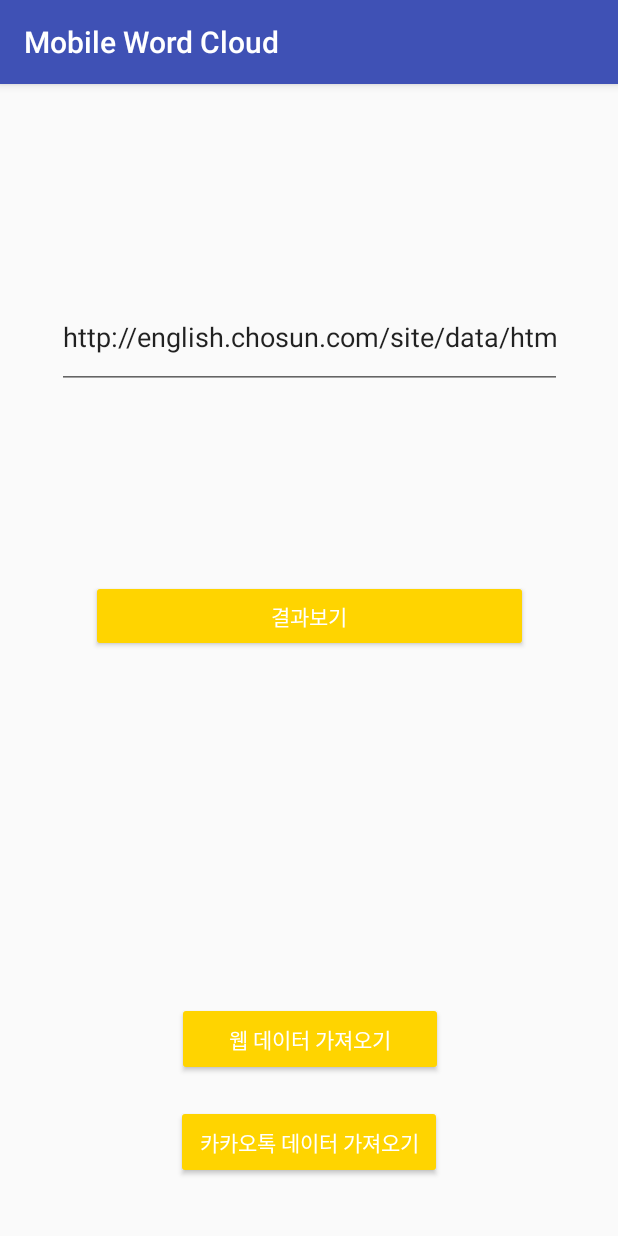
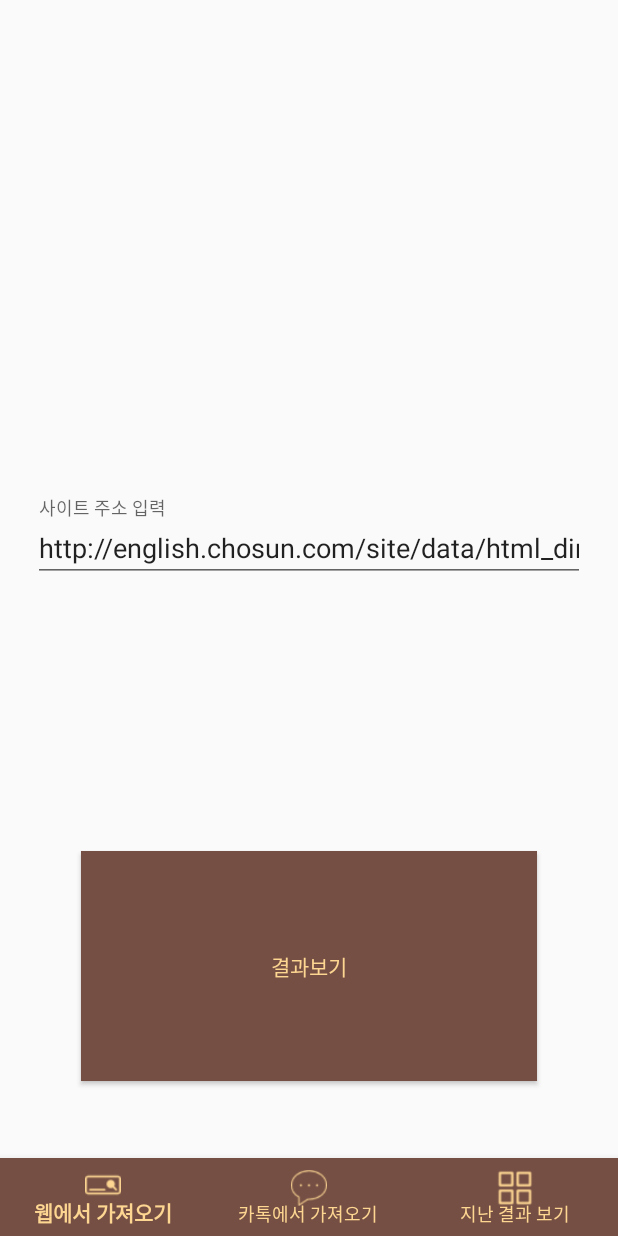
Before and after one commit to MinJaeSim/MobileWordCloud, an Android app: the fragment LoadWebFragment placed in its activity, on a phone screen of 412 x 824 dp. Run offline under Robolectric (Android 15) with nearby library versions, the phone set to English and light mode, and no system bars; libraries missing offline, so code that uses them is left out: com.stepstone.stepper.

Commit message:
디자인 수정

```diff
--- a/app/build.gradle
+++ b/app/build.gradle
@@ -26,6 +26,8 @@ dependencies {
 
     compile 'org.jsoup:jsoup:1.10.3'
 
+    compile 'com.stepstone.stepper:material-stepper:4.0.0'
+
     compile 'com.google.android.gms:play-services-drive:11.0.2'
 
     testCompile 'junit:junit:4.12'
--- a/app/src/main/AndroidManifest.xml
+++ b/app/src/main/AndroidManifest.xml
@@ -27,10 +27,6 @@
 
         <activity android:name=".View.DisplayActivity"/>
 
-        <activity android:name=".View.SplashActivity">
-
-        </activity>
-
         <meta-data
             android:name="com.google.android.gms.version"
             android:value="@integer/google_play_services_version" />
--- a/app/src/main/java/com/example/simminje/mobilewordcloud/Model/WordCloud.java
+++ /dev/null
@@ -1,5 +0,0 @@
-package com.example.simminje.mobilewordcloud.Model;
-
-public class WordCloud {
-
-}
--- a/app/src/main/java/com/example/simminje/mobilewordcloud/View/LoadWebFragment.java
+++ b/app/src/main/java/com/example/simminje/mobilewordcloud/View/LoadWebFragment.java
@@ -6,18 +6,20 @@ import android.content.res.AssetManager;
 import android.os.Bundle;
 import android.support.annotation.Nullable;
 import android.support.design.widget.Snackbar;
+import android.support.design.widget.TextInputEditText;
 import android.support.v4.app.Fragment;
+import android.support.v4.app.FragmentManager;
 import android.view.LayoutInflater;
 import android.view.View;
 import android.view.ViewGroup;
 import android.widget.Button;
-import android.widget.EditText;
 import android.widget.ProgressBar;
 
 import com.example.simminje.mobilewordcloud.Model.Analysis;
 import com.example.simminje.mobilewordcloud.Model.CrawlingData;
 import com.example.simminje.mobilewordcloud.Model.OnDataCrawlingListener;
 import com.example.simminje.mobilewordcloud.R;
+import com.stepstone.stepper.StepperLayout;
 
 import org.jsoup.select.Elements;
 
@@ -43,7 +45,7 @@ public class LoadWebFragment extends Fragment {
             public void onClick(View v) {
                 showProgressBar();
 
-                EditText ed = (EditText) view.findViewById(R.id.url_input);
+                TextInputEditText ed = (TextInputEditText) view.findViewById(R.id.textInput);
                 String url = ed.getText().toString();
 
                 String urlCheck = "^(https?):\\/\\/([^:\\/\\s]+)(:([^\\/]*))?((\\/[^\\s/\\/]+)*)?\\/?([^#\\s\\?]*)(\\?([^#\\s]*))?(#(\\w*))?$";
--- a/app/src/main/java/com/example/simminje/mobilewordcloud/View/MainActivity.java
+++ b/app/src/main/java/com/example/simminje/mobilewordcloud/View/MainActivity.java
@@ -2,10 +2,13 @@ package com.example.simminje.mobilewordcloud.View;
 
 import android.content.DialogInterface;
 import android.os.Bundle;
+import android.support.annotation.NonNull;
+import android.support.design.widget.BottomNavigationView;
 import android.support.v4.app.Fragment;
 import android.support.v4.app.FragmentManager;
 import android.support.v7.app.AlertDialog;
 import android.support.v7.app.AppCompatActivity;
+import android.view.MenuItem;
 import android.view.View;
 import android.widget.Button;
 
@@ -28,21 +31,23 @@ public class MainActivity extends AppCompatActivity {
             fm.beginTransaction().add(R.id.fragment_container, fragment).commit();
         }
 
-        Button loadFromWebButton = (Button) findViewById(R.id.load_from_web_button);
-        loadFromWebButton.setOnClickListener(new View.OnClickListener() {
+        BottomNavigationView bottomNavigation = (BottomNavigationView) findViewById(R.id.bottomNavigation);
+        bottomNavigation.setOnNavigationItemSelectedListener(new BottomNavigationView.OnNavigationItemSelectedListener() {
             @Override
-            public void onClick(View v) {
-                Fragment LoadFromWebFragment = new LoadWebFragment();
-                fm.beginTransaction().replace(R.id.fragment_container, LoadFromWebFragment).commit();
-            }
-        });
-
-        Button loadFromKaKaoButton = (Button) findViewById(R.id.load_from_kakao_button);
-        loadFromKaKaoButton.setOnClickListener(new View.OnClickListener() {
-            @Override
-            public void onClick(View v) {
-                Fragment LoadFromKakaoFragment = new LoadKakaoFragment();
-                fm.beginTransaction().replace(R.id.fragment_container, LoadFromKakaoFragment).commit();
+            public boolean onNavigationItemSelected(@NonNull MenuItem item) {
+                switch (item.getItemId()) {
+                    case R.id.action_kakao:
+                        Fragment LoadFromKakaoFragment = new LoadKakaoFragment();
+                        fm.beginTransaction().replace(R.id.fragment_container, LoadFromKakaoFragment).commit();
+                        return true;
+                    case R.id.action_web:
+                        Fragment LoadFromWebFragment = new LoadWebFragment();
+                        fm.beginTransaction().replace(R.id.fragment_container, LoadFromWebFragment).commit();
+                        return true;
+                    case R.id.action_review:
+                        return true;
+                }
+                return false;
             }
         });
     }
--- a/app/src/main/res/layout/activity_main.xml
+++ b/app/src/main/res/layout/activity_main.xml
@@ -6,58 +6,33 @@
     android:layout_height="match_parent"
     tools:context="com.example.simminje.mobilewordcloud.View.MainActivity"
     tools:layout_editor_absoluteX="0dp"
-    tools:layout_editor_absoluteY="81dp">
-
-
-    <Button
-        android:id="@+id/load_from_web_button"
-        style="@style/Widget.AppCompat.Button.Colored"
-        android:layout_width="177dp"
-        android:layout_height="49dp"
-        android:layout_gravity="bottom|start"
-        android:layout_marginBottom="19dp"
-        android:text="@string/dialog_load_from_web"
-        app:layout_constraintBottom_toTopOf="@+id/load_from_kakao_button"
-        app:layout_constraintHorizontal_bias="0.502"
-        app:layout_constraintLeft_toLeftOf="parent"
-        app:layout_constraintRight_toRightOf="parent"
-        tools:layout_constraintLeft_creator="1"
-        tools:layout_constraintRight_creator="1" />
-
-    <Button
-        android:id="@+id/load_from_kakao_button"
-        style="@style/Widget.AppCompat.Button.Colored"
-        android:layout_width="177dp"
-        android:layout_height="49dp"
-        android:layout_gravity="bottom|end"
-        android:layout_marginBottom="38dp"
-        android:text="@string/dialog_load_from_kakao"
-        app:layout_constraintBottom_toBottomOf="parent"
-        app:layout_constraintLeft_toLeftOf="parent"
-        app:layout_constraintRight_toRightOf="parent"
-        tools:layout_constraintBottom_creator="1"
-        tools:layout_constraintLeft_creator="1"
-        tools:layout_constraintRight_creator="1" />
+    tools:layout_editor_absoluteY="25dp">
 
     <FrameLayout
         android:id="@+id/fragment_container"
-        android:layout_width="371dp"
-        android:layout_height="333dp"
+        android:layout_width="0dp"
+        android:layout_height="0dp"
         android:layout_marginBottom="8dp"
-        android:layout_marginEnd="8dp"
-        android:layout_marginLeft="8dp"
-        android:layout_marginRight="8dp"
-        android:layout_marginStart="8dp"
-        android:layout_marginTop="8dp"
-        app:layout_constraintBottom_toTopOf="@+id/load_from_web_button"
-        app:layout_constraintLeft_toLeftOf="parent"
-        app:layout_constraintRight_toRightOf="parent"
+        app:layout_constraintBottom_toTopOf="@+id/bottomNavigation"
+        app:layout_constraintEnd_toEndOf="parent"
+        app:layout_constraintStart_toStartOf="parent"
         app:layout_constraintTop_toTopOf="parent"
-        app:layout_constraintVertical_bias="0.2"
         tools:layout_constraintLeft_creator="1"
         tools:layout_constraintRight_creator="1"
-        tools:layout_constraintTop_creator="1"
-        tools:layout_editor_absoluteX="5dp" />
+        tools:layout_constraintTop_creator="1" />
 
+    <android.support.design.widget.BottomNavigationView
+        android:id="@+id/bottomNavigation"
+        android:layout_width="match_parent"
+        android:layout_height="52dp"
+        app:itemBackground="@color/colorBackGround"
+        app:itemIconTint="@color/colorAccent"
+        app:itemTextColor="@color/colorAccent"
+        app:layout_constraintBottom_toBottomOf="parent"
+        app:layout_constraintEnd_toEndOf="parent"
+        app:layout_constraintLeft_toLeftOf="parent"
+        app:layout_constraintStart_toStartOf="parent"
+        app:menu="@menu/navigation_menu"
+        tools:layout_editor_absoluteY="574dp" />
 
 </android.support.constraint.ConstraintLayout>
--- a/app/src/main/res/layout/fragment_load_web.xml
+++ b/app/src/main/res/layout/fragment_load_web.xml
@@ -3,55 +3,64 @@
     xmlns:app="http://schemas.android.com/apk/res-auto"
     xmlns:tools="http://schemas.android.com/tools"
     android:layout_width="match_parent"
-    android:layout_height="match_parent">
-
-    <EditText
-        android:id="@+id/url_input"
-        android:layout_width="0dp"
-        android:layout_height="69dp"
-        android:layout_marginEnd="17dp"
-        android:layout_marginStart="17dp"
-        android:layout_marginTop="73dp"
-        android:hint="@string/url_hint"
-        android:inputType="textUri"
-        android:text="http://english.chosun.com/site/data/html_dir/2017/07/15/2017071500311.html"
-        app:layout_constraintLeft_toLeftOf="parent"
-        app:layout_constraintRight_toRightOf="parent"
-        app:layout_constraintTop_toTopOf="parent"
-        tools:layout_constraintLeft_creator="1"
-        tools:layout_constraintRight_creator="1"
-        tools:layout_constraintTop_creator="1" />
+    android:layout_height="match_parent"
+    tools:layout_editor_absoluteX="0dp"
+    tools:layout_editor_absoluteY="25dp">
 
     <Button
         android:id="@+id/display_result"
         style="@style/Widget.AppCompat.Button.Colored"
-        android:layout_width="0dp"
-        android:layout_height="48dp"
-        android:layout_marginBottom="15dp"
-        android:layout_marginEnd="40dp"
-        android:layout_marginLeft="40dp"
-        android:layout_marginRight="40dp"
-        android:layout_marginStart="40dp"
+        android:layout_width="304dp"
+        android:layout_height="0dp"
+        android:background="@color/colorBackGround"
         android:text="@string/display_result"
-        app:layout_constraintBottom_toBottomOf="parent"
+        android:textColor="@color/colorAccent"
+        tools:layout_constraintBottom_creator="1"
+        tools:layout_constraintLeft_creator="1"
+        tools:layout_constraintRight_creator="1"
+        tools:layout_editor_absoluteY="476dp"
         app:layout_constraintLeft_toLeftOf="parent"
         app:layout_constraintRight_toRightOf="parent"
-        tools:layout_constraintBottom_creator="1"
-        tools:layout_constraintLeft_creator="1"
-        tools:layout_constraintRight_creator="1" />
+        app:layout_constraintBottom_toBottomOf="parent"
+        app:layout_constraintTop_toBottomOf="@+id/progressBar"
+        android:layout_marginBottom="43dp" />
 
     <ProgressBar
         android:id="@+id/progressBar"
         style="?android:attr/progressBarStyle"
         android:layout_width="83dp"
-        android:layout_height="61dp"
-        android:layout_marginTop="46dp"
+        android:layout_height="0dp"
         android:visibility="invisible"
+        tools:layout_constraintLeft_creator="1"
+        tools:layout_constraintRight_creator="1"
+        tools:layout_constraintTop_creator="1"
+        tools:layout_editor_absoluteX="151dp"
+        tools:layout_editor_absoluteY="401dp"
+        app:layout_constraintTop_toBottomOf="@+id/textInputLayout"
+        android:layout_marginBottom="14dp"
+        app:layout_constraintEnd_toEndOf="parent"
+        app:layout_constraintBottom_toTopOf="@+id/display_result"
+        app:layout_constraintStart_toStartOf="parent" />
+
+    <android.support.design.widget.TextInputLayout
+        android:id="@+id/textInputLayout"
+        android:layout_width="368dp"
+        android:layout_height="wrap_content"
         app:layout_constraintLeft_toLeftOf="parent"
         app:layout_constraintRight_toRightOf="parent"
-        app:layout_constraintTop_toBottomOf="@+id/url_input"
-        tools:layout_constraintLeft_creator="1"
-        tools:layout_constraintRight_creator="1"
-        tools:layout_constraintTop_creator="1" />
+        tools:layout_editor_absoluteY="332dp"
+        app:layout_constraintTop_toTopOf="parent"
+        android:layout_marginTop="332dp"
+        android:layout_marginBottom="12dp"
+        app:layout_constraintBottom_toTopOf="@+id/progressBar">
+
+        <android.support.design.widget.TextInputEditText
+            android:id="@+id/textInput"
+            android:layout_width="match_parent"
+            android:layout_height="wrap_content"
+            android:hint="@string/url_hint"
+            android:inputType="textUri"
+            android:text="http://english.chosun.com/site/data/html_dir/2017/07/15/2017071500311.html" />
+    </android.support.design.widget.TextInputLayout>
 
 </android.support.constraint.ConstraintLayout>
--- /dev/null
+++ b/app/src/main/res/menu/navigation_menu.xml
@@ -0,0 +1,22 @@
+<?xml version="1.0" encoding="utf-8"?>
+<menu xmlns:android="http://schemas.android.com/apk/res/android"
+    xmlns:app="http://schemas.android.com/apk/res-auto">
+    <item
+        android:id="@+id/action_web"
+        app:showAsAction="ifRoom"
+        android:enabled="true"
+        android:icon="@drawable/search_engine"
+        android:title="@string/findByWeb"/>
+    <item
+        android:id="@+id/action_kakao"
+        app:showAsAction="ifRoom"
+        android:enabled="true"
+        android:icon="@drawable/speech_bubble"
+        android:title="@string/findByKakao"/>
+    <item
+        android:id="@+id/action_review"
+        app:showAsAction="ifRoom"
+        android:enabled="true"
+        android:icon="@drawable/gallery"
+        android:title="@string/review"/>
+</menu>
--- a/app/src/main/res/values/colors.xml
+++ b/app/src/main/res/values/colors.xml
@@ -1,7 +1,9 @@
 <?xml version="1.0" encoding="utf-8"?>
 <resources>
-    <color name="colorPrimary">#3F51B5</color>
-    <color name="colorPrimaryDark">#303F9F</color>
-    <color name="colorAccent">#ffd400</color>
+    <color name="colorPrimaryDark">#303f9f</color>
+    <color name="colorPrimary">#ec7357</color>
+    <color name="colorAccent">#FDD692</color>
     <color name="colorWhite">#ffffff</color>
+    <color name="colorBackGround">#754f44</color>
+    <color name="colorBrightAccent">#fbffb9</color>
 </resources>
--- a/app/src/main/res/values/strings.xml
+++ b/app/src/main/res/values/strings.xml
@@ -7,4 +7,8 @@
     <string name="display_result">결과보기</string>
     <string name="main_title">워드 클라우드 서비스</string>
     <string name="capture">캡쳐하기</string>
+    <string name="findByWeb">웹에서 가져오기</string>
+    <string name="findByKakao">카톡에서 가져오기</string>
+    <string name="review">지난 결과 보기</string>
+    <string name="tapTitle">제목</string>
 </resources>
--- a/app/src/main/res/values/styles.xml
+++ b/app/src/main/res/values/styles.xml
@@ -1,7 +1,7 @@
 <resources>
 
     <!-- Base application theme. -->
-    <style name="AppTheme" parent="Theme.AppCompat.Light.DarkActionBar">
+    <style name="AppTheme" parent="Theme.AppCompat.Light.NoActionBar">
         <!-- Customize your theme here. -->
         <item name="colorPrimary">@color/colorPrimary</item>
         <item name="colorPrimaryDark">@color/colorPrimaryDark</item>
--- /dev/null
+++ b/app/src/main/res/xml/selector.xml
@@ -0,0 +1,5 @@
+<?xml version="1.0" encoding="utf-8"?>
+<selector xmlns:android="http://schemas.android.com/apk/res/android">
+    <item android:state_checked="true" android:color="@color/colorPrimary" />
+    <item android:color="@color/colorPrimary"  />
+</selector>
--- a/build.gradle
+++ b/build.gradle
@@ -5,7 +5,7 @@ buildscript {
         jcenter()
     }
     dependencies {
-        classpath 'com.android.tools.build:gradle:2.3.3'
+        classpath 'com.android.tools.build:gradle:3.0.0-beta2'
 
         // NOTE: Do not place your application dependencies here; they belong
         // in the individual module build.gradle files
```
Also changed, not shown: app/src/main/java/com/example/simminje/mobilewordcloud/View/LoadKakaoFragment.java (+19 -6 lines), app/src/main/java/com/example/simminje/mobilewordcloud/View/SplashActivity.java (deleted, +0 -12 lines), app/src/main/res/layout/activity_select.xml (deleted, +0 -18 lines), app/src/main/res/layout/fragment_load_kakao.xml (+26 -7 lines), app/src/main/res/drawable/gallery.png (added), app/src/main/res/drawable/search_engine.png (added), app/src/main/res/drawable/speech_bubble.png (added), gradle/wrapper/gradle-wrapper.properties.
